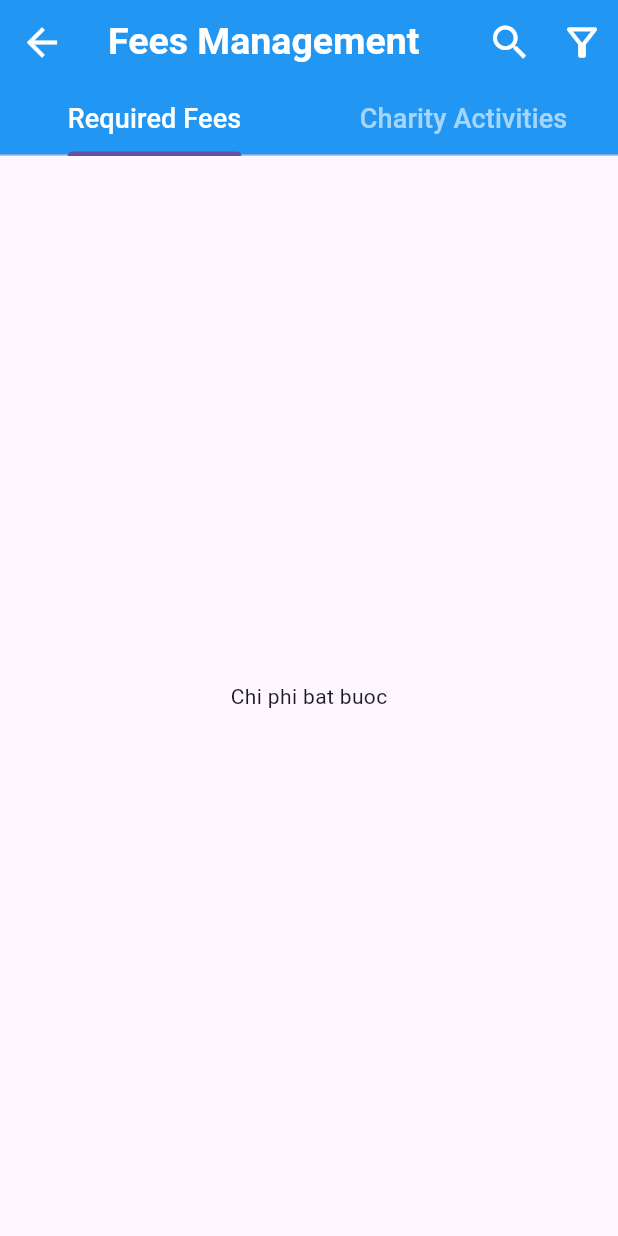
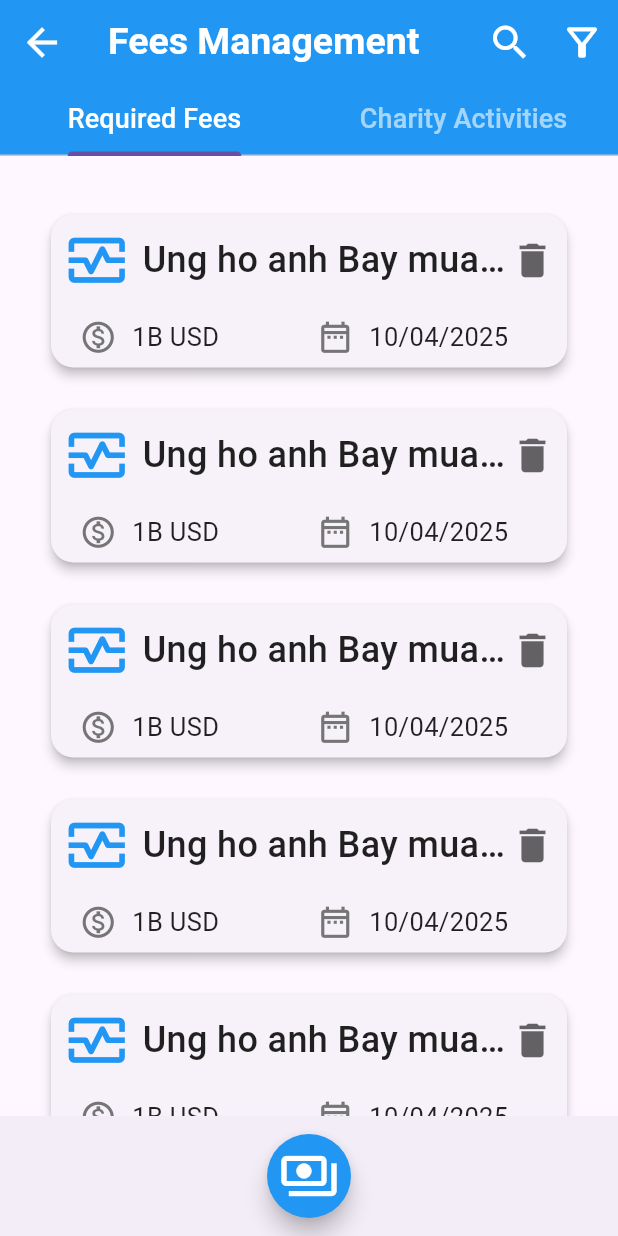
Before and after one commit to nguyenhoangviethung/Apartment-Management, a Flutter app: the screen it shows after launch, on a phone screen of 412 x 824 dp. Run offline on Flutter 3.47's test engine with Material 3 defaults, Android fonts, the phone set to English and light mode, and no system bars.

Commit message:
fix fees management

```diff
--- a/frontend/lib/view/home/admin_management/fee_management/fee_management.dart
+++ b/frontend/lib/view/home/admin_management/fee_management/fee_management.dart
@@ -140,7 +140,63 @@ class _FeesManagementState extends State<FeesManagement> with TickerProviderStat
             CharityActivities(),
           ],
         ),
+
+        bottomNavigationBar: BottomAppBar(
+          child: Row(
+            mainAxisAlignment: MainAxisAlignment.center,
+            children: [
+              FloatingActionButton(
+                onPressed: () {
+                  // Hành động khi nhấn nút
+                  _showPaymentDialog(context);
+                },
+                backgroundColor: Colors.blue,
+                shape: RoundedRectangleBorder(
+                  borderRadius: BorderRadius.circular(90),
+                ),
+                child: const Icon(
+                  Icons.payments_outlined,
+                  color: Colors.white,
+                  size: 40,
+                ),
+              ),
+            ],
+          ),
+        ),
       ),
     );
   }
 }
+
+
+void _showPaymentDialog(BuildContext context) {
+  final TextEditingController controller = TextEditingController();
+
+  showDialog(
+    context: context,
+    builder: (BuildContext context) {
+      return AlertDialog(
+        title: const Center(child: Text('Thanh Toán', style: TextStyle(fontSize: 25, fontWeight: FontWeight.bold),)),
+        content: TextField(
+          controller: controller,
+          decoration: const InputDecoration(
+            labelText: 'Nhập số tiền', // Sử dụng labelText
+            border: OutlineInputBorder(), // Thêm border để tạo thành ô chữ nhật
+          ),
+          keyboardType: TextInputType.number,
+        ),
+        actions: [
+          TextButton(
+            onPressed: () {
+              // Xử lý khi nhấn nút OK
+              final inputValue = controller.text;
+              print('Số tiền nhập: $inputValue');
+              Navigator.of(context).pop(); // Đóng popup
+            },
+            child: const Text('OK', style: TextStyle(fontSize: 20),),
+          ),
+        ],
+      );
+    },
+  );
+}
--- a/frontend/lib/view/home/admin_management/fee_management/fees/required_fee.dart
+++ b/frontend/lib/view/home/admin_management/fee_management/fees/required_fee.dart
@@ -2,13 +2,81 @@ import 'package:flutter/material.dart';
 import 'package:frontend/View/Home/main_home.dart';
 import 'package:frontend/view/home/admin_management/fee_management/common/fee_item.dart';
 
-class RequiredFees extends StatelessWidget {
+import '../common/fee_card.dart';
+
+class RequiredFees extends StatefulWidget {
   const RequiredFees({super.key});
 
   @override
+  State<RequiredFees> createState() => _RequiredFeesState();
+}
+
+class _RequiredFeesState extends State<RequiredFees> {
+  final FeeItem item = const FeeItem(
+    name: 'Ung ho anh Bay mua World cup',
+    fee: '1B USD',
+    id: '1',
+    startDate: '10/04/2004',
+    endDate: '10/04/2025',
+  );
+
+  final List<FeeItem> items = [];
+
+  @override
+  void initState() {
+    super.initState();
+
+    // Thêm 10 lần giá trị của item vào items
+    for (int i = 0; i < 10; i++) {
+      items.add(FeeItem(
+        name: '${item.name} $i', // Thêm số thứ tự vào tên để phân biệt
+        fee: item.fee,
+        id: '${int.parse(item.id) + i}', // Tạo ID khác nhau
+        startDate: item.startDate,
+        endDate: item.endDate,
+      ));
+    }
+  }
+
+  void handleDeleteActivity(String id) {
+    setState(() {
+      items.removeWhere((item) => item.id == id);
+    });
+  }
+
+  @override
   Widget build(BuildContext context) {
-    return  const Center(
-      child: Text('Chi phi bat buoc'),
+    return  SingleChildScrollView(
+      child: Padding(
+        padding: const EdgeInsets.all(20.0),
+        child: Column(
+          crossAxisAlignment: CrossAxisAlignment.center,
+          children: [
+            const SizedBox(height: 15),
+
+            Padding(
+              padding: const EdgeInsets.symmetric(horizontal: 10.0),
+              child: GridView.builder(
+                gridDelegate: const SliverGridDelegateWithFixedCrossAxisCount(
+                  crossAxisCount: 1, // Số cột trong lưới
+                  childAspectRatio: 3.2, // Tỷ lệ chiều rộng/chiều cao của mỗi card
+                  mainAxisSpacing: 20.0, // Khoảng cách giữa các hàng
+                ),
+                itemCount: items.length, // Số lượng card
+                itemBuilder: (context, index) {
+                  // return ResidentCard(item: item);
+                  return FeeCard(
+                    item: items[index],
+                    onDelete: handleDeleteActivity, // Truyền callback
+                  );
+                },
+                physics: const NeverScrollableScrollPhysics(), // Ngăn không cho GridView cuộn
+                shrinkWrap: true, // Giúp GridView tự động điều chỉnh kích thước
+              ),
+            ),
+          ],
+        ),
+      ),
     );
 
   }
```
